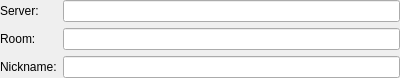
The window that src/plugins/azoth/plugins/xoox/joingroupchatwidget.ui (0xd34df00d/leechcraft) describes before a commit, drawn with Qt 5.
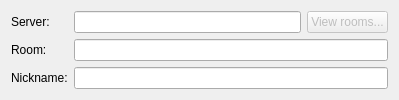
The same window after the commit.

```diff
--- a/src/plugins/azoth/plugins/xoox/joingroupchatwidget.ui
+++ b/src/plugins/azoth/plugins/xoox/joingroupchatwidget.ui
@@ -6,20 +6,14 @@
    <rect>
     <x>0</x>
     <y>0</y>
-    <width>400</width>
-    <height>75</height>
+    <width>399</width>
+    <height>89</height>
    </rect>
   </property>
   <property name="windowTitle">
    <string/>
   </property>
   <layout class="QFormLayout" name="formLayout">
-   <property name="fieldGrowthPolicy">
-    <enum>QFormLayout::AllNonFixedFieldsGrow</enum>
-   </property>
-   <property name="margin">
-    <number>0</number>
-   </property>
    <item row="0" column="0">
     <widget class="QLabel" name="label">
      <property name="text">
@@ -28,11 +22,25 @@
     </widget>
    </item>
    <item row="0" column="1">
+    <layout class="QHBoxLayout" name="horizontalLayout">
+     <item>
     <widget class="QLineEdit" name="Server_">
      <property name="text">
       <string notr="true"/>
      </property>
     </widget>
+     </item>
+     <item>
+      <widget class="QPushButton" name="ViewRooms_">
+       <property name="enabled">
+        <bool>false</bool>
+       </property>
+       <property name="text">
+        <string>View rooms...</string>
+       </property>
+      </widget>
+     </item>
+    </layout>
    </item>
    <item row="1" column="0">
     <widget class="QLabel" name="label_2">
```
Lines whose indentation alone changed are shown as unchanged.
